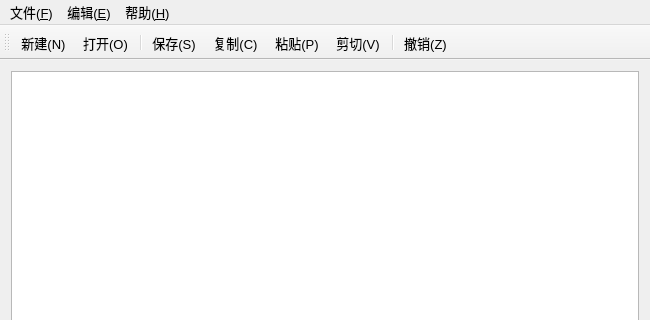
Qt form mainwindow.ui (drcege/Notepad) before a commit; both pictures show x 0 to 650 and y 0 to 320 of the 650 by 500 pixel window.
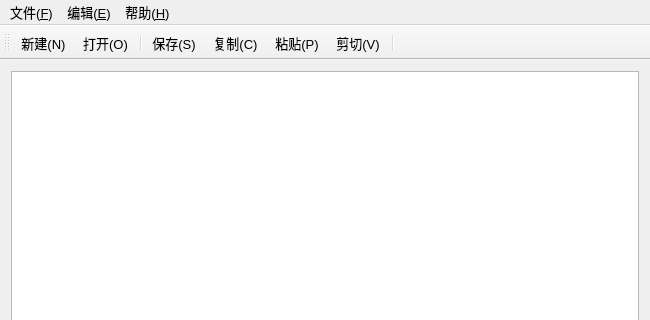
The same form after that commit. Icons and pictures are not drawn. Custom widgets are drawn as their Qt base class.

What changed in the file:
```diff
--- a/mainwindow.ui
+++ b/mainwindow.ui
@@ -117,7 +117,6 @@
    <addaction name="action_Paste"/>
    <addaction name="action_Cut"/>
    <addaction name="separator"/>
-   <addaction name="action_Undo"/>
   </widget>
   <widget class="QStatusBar" name="statusBar"/>
   <action name="action_New">
```
Left out of the diff: 6 changed lines with no effect on the pictures.
